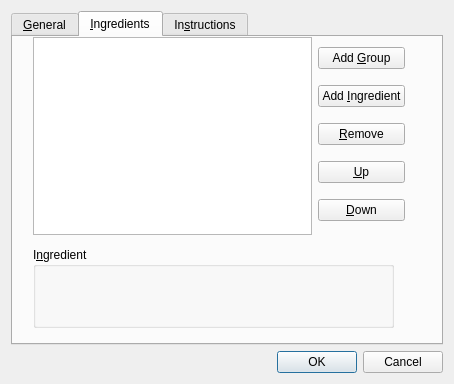
Before: the Qt Designer form anymeal/edit_dialog.ui in wedesoft/anymeal, drawn with Qt 5.
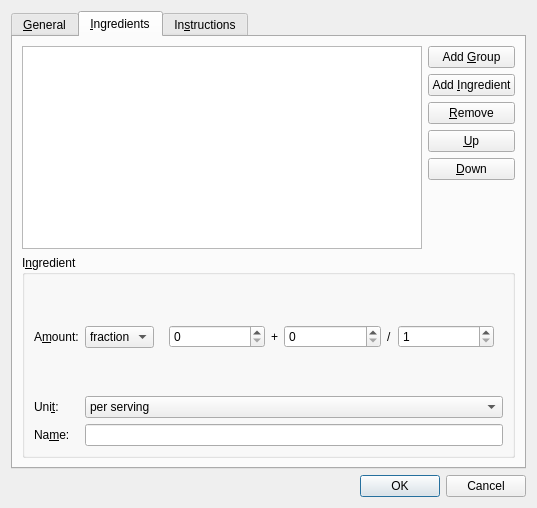
After: the same form once the commit is applied. The open tabs and pages were chosen to show the change. Icons and pictures are not drawn.

Diff of the .ui file:
```diff
--- a/anymeal/edit_dialog.ui
+++ b/anymeal/edit_dialog.ui
@@ -6,8 +6,8 @@
    <rect>
     <x>0</x>
     <y>0</y>
-    <width>454</width>
-    <height>384</height>
+    <width>537</width>
+    <height>508</height>
    </rect>
   </property>
   <property name="windowTitle">
@@ -108,81 +108,378 @@
       <attribute name="title">
        <string>&amp;Ingredients</string>
       </attribute>
-      <widget class="QGroupBox" name="ingredient_group">
-       <property name="geometry">
-        <rect>
-         <x>20</x>
-         <y>210</y>
-         <width>361</width>
-         <height>81</height>
-        </rect>
-       </property>
-       <property name="title">
-        <string>I&amp;ngredient</string>
-       </property>
-      </widget>
-      <widget class="QWidget" name="">
-       <property name="geometry">
-        <rect>
-         <x>20</x>
-         <y>0</y>
-         <width>372</width>
-         <height>198</height>
-        </rect>
-       </property>
-       <layout class="QHBoxLayout" name="horizontalLayout_2">
-        <item>
-         <widget class="QTreeView" name="ingredients_view"/>
-        </item>
-        <item>
-         <layout class="QVBoxLayout" name="verticalLayout_3">
-          <item>
-           <widget class="QPushButton" name="ingredient_group_button">
+      <layout class="QVBoxLayout" name="verticalLayout_4">
+       <item>
+        <layout class="QHBoxLayout" name="horizontalLayout_2">
+         <item>
+          <widget class="QTreeView" name="ingredients_view">
+           <property name="sizePolicy">
+            <sizepolicy hsizetype="Expanding" vsizetype="Expanding">
+             <horstretch>0</horstretch>
+             <verstretch>1</verstretch>
+            </sizepolicy>
+           </property>
+          </widget>
+         </item>
+         <item>
+          <layout class="QVBoxLayout" name="verticalLayout_3">
+           <item>
+            <widget class="QPushButton" name="ingredient_group_button">
+             <property name="text">
+              <string>Add &amp;Group</string>
+             </property>
+            </widget>
+           </item>
+           <item>
+            <widget class="QPushButton" name="ingredient_button">
+             <property name="text">
+              <string>Add &amp;Ingredient</string>
+             </property>
+            </widget>
+           </item>
+           <item>
+            <widget class="QPushButton" name="remove_button">
+             <property name="text">
+              <string>&amp;Remove</string>
+             </property>
+            </widget>
+           </item>
+           <item>
+            <widget class="QPushButton" name="ingredient_up_button">
+             <property name="text">
+              <string>&amp;Up</string>
+             </property>
+             <property name="icon">
+              <iconset resource="anymeal.qrc">
+               <normaloff>:/images/up.svg</normaloff>:/images/up.svg</iconset>
+             </property>
+            </widget>
+           </item>
+           <item>
+            <widget class="QPushButton" name="ingredient_down_button">
+             <property name="text">
+              <string>&amp;Down</string>
+             </property>
+             <property name="icon">
+              <iconset resource="anymeal.qrc">
+               <normaloff>:/images/down.svg</normaloff>:/images/down.svg</iconset>
+             </property>
+            </widget>
+           </item>
+           <item>
+            <spacer name="verticalSpacer_2">
+             <property name="orientation">
+              <enum>Qt::Vertical</enum>
+             </property>
+             <property name="sizeHint" stdset="0">
+              <size>
+               <width>20</width>
+               <height>40</height>
+              </size>
+             </property>
+            </spacer>
+           </item>
+          </layout>
+         </item>
+        </layout>
+       </item>
+       <item>
+        <widget class="QGroupBox" name="ingredient_group">
+         <property name="title">
+          <string>I&amp;ngredient</string>
+         </property>
+         <layout class="QGridLayout" name="gridLayout_2">
+          <item row="0" column="0">
+           <widget class="QLabel" name="amount_label">
             <property name="text">
-             <string>Add &amp;Group</string>
+             <string>A&amp;mount:</string>
             </property>
-           </widget>
-          </item>
-          <item>
-           <widget class="QPushButton" name="ingredient_button">
-            <property name="text">
-             <string>Add &amp;Ingredient</string>
+            <property name="buddy">
+             <cstring>amount_type_combo</cstring>
             </property>
            </widget>
           </item>
-          <item>
-           <widget class="QPushButton" name="remove_button">
-            <property name="text">
-             <string>&amp;Remove</string>
-            </property>
-           </widget>
+          <item row="0" column="1">
+           <layout class="QHBoxLayout" name="horizontalLayout_3">
+            <item>
+             <widget class="QComboBox" name="amount_type_combo">
+              <item>
+               <property name="text">
+                <string>fraction</string>
+               </property>
+              </item>
+              <item>
+               <property name="text">
+                <string>float</string>
+               </property>
+              </item>
+             </widget>
+            </item>
+            <item>
+             <widget class="QStackedWidget" name="amount_stack">
+              <property name="currentIndex">
+               <number>1</number>
+              </property>
+              <widget class="QWidget" name="fraction_page">
+               <layout class="QHBoxLayout" name="horizontalLayout_5">
+                <item>
+                 <widget class="QSpinBox" name="integer_spin">
+                  <property name="sizePolicy">
+                   <sizepolicy hsizetype="Minimum" vsizetype="Fixed">
+                    <horstretch>1</horstretch>
+                    <verstretch>0</verstretch>
+                   </sizepolicy>
+                  </property>
+                  <property name="maximum">
+                   <number>9999</number>
+                  </property>
+                 </widget>
+                </item>
+                <item>
+                 <widget class="QLabel" name="plus_label">
+                  <property name="text">
+                   <string>+</string>
+                  </property>
+                 </widget>
+                </item>
+                <item>
+                 <widget class="QSpinBox" name="numerator_spin">
+                  <property name="sizePolicy">
+                   <sizepolicy hsizetype="Minimum" vsizetype="Fixed">
+                    <horstretch>1</horstretch>
+                    <verstretch>0</verstretch>
+                   </sizepolicy>
+                  </property>
+                 </widget>
+                </item>
+                <item>
+                 <widget class="QLabel" name="divide_label">
+                  <property name="text">
+                   <string>/</string>
+                  </property>
+                 </widget>
+                </item>
+                <item>
+                 <widget class="QSpinBox" name="denominator_spin">
+                  <property name="sizePolicy">
+                   <sizepolicy hsizetype="Minimum" vsizetype="Fixed">
+                    <horstretch>1</horstretch>
+                    <verstretch>0</verstretch>
+                   </sizepolicy>
+                  </property>
+                  <property name="minimum">
+                   <number>1</number>
+                  </property>
+                 </widget>
+                </item>
+               </layout>
+              </widget>
+              <widget class="QWidget" name="float_page">
+               <layout class="QHBoxLayout" name="horizontalLayout_4">
+                <item>
+                 <widget class="QDoubleSpinBox" name="amount_spin">
+                  <property name="singleStep">
+                   <double>9999.000000000000000</double>
+                  </property>
+                 </widget>
+                </item>
+               </layout>
+              </widget>
+             </widget>
+            </item>
+           </layout>
           </item>
-          <item>
-           <widget class="QPushButton" name="ingredient_up_button">
+          <item row="1" column="0">
+           <widget class="QLabel" name="unit_label">
             <property name="text">
-             <string>&amp;Up</string>
+             <string>Uni&amp;t:</string>
             </property>
-            <property name="icon">
-             <iconset resource="anymeal.qrc">
-              <normaloff>:/images/up.svg</normaloff>:/images/up.svg</iconset>
+            <property name="buddy">
+             <cstring>unit_combo</cstring>
             </property>
            </widget>
           </item>
-          <item>
-           <widget class="QPushButton" name="ingredient_down_button">
+          <item row="1" column="1">
+           <widget class="QComboBox" name="unit_combo">
+            <item>
+             <property name="text">
+              <string>per serving</string>
+             </property>
+            </item>
+            <item>
+             <property name="text">
+              <string>small</string>
+             </property>
+            </item>
+            <item>
+             <property name="text">
+              <string>medium</string>
+             </property>
+            </item>
+            <item>
+             <property name="text">
+              <string>large</string>
+             </property>
+            </item>
+            <item>
+             <property name="text">
+              <string>can</string>
+             </property>
+            </item>
+            <item>
+             <property name="text">
+              <string>package</string>
+             </property>
+            </item>
+            <item>
+             <property name="text">
+              <string>pinch</string>
+             </property>
+            </item>
+            <item>
+             <property name="text">
+              <string>drop</string>
+             </property>
+            </item>
+            <item>
+             <property name="text">
+              <string>dash</string>
+             </property>
+            </item>
+            <item>
+             <property name="text">
+              <string>carton</string>
+             </property>
+            </item>
+            <item>
+             <property name="text">
+              <string>bunch</string>
+             </property>
+            </item>
+            <item>
+             <property name="text">
+              <string>slice</string>
+             </property>
+            </item>
+            <item>
+             <property name="text">
+              <string>each</string>
+             </property>
+            </item>
+            <item>
+             <property name="text">
+              <string>teaspoon</string>
+             </property>
+            </item>
+            <item>
+             <property name="text">
+              <string>tablespoon</string>
+             </property>
+            </item>
+            <item>
+             <property name="text">
+              <string>fluid ounce</string>
+             </property>
+            </item>
+            <item>
+             <property name="text">
+              <string>cup</string>
+             </property>
+            </item>
+            <item>
+             <property name="text">
+              <string>pint</string>
+             </property>
+            </item>
+            <item>
+             <property name="text">
+              <string>quart</string>
+             </property>
+            </item>
+            <item>
+             <property name="text">
+              <string>gallon</string>
+             </property>
+            </item>
+            <item>
+             <property name="text">
+              <string>ounce</string>
+             </property>
+            </item>
+            <item>
+             <property name="text">
+              <string>pound</string>
+             </property>
+            </item>
+            <item>
+             <property name="text">
+              <string>milliliter</string>
+             </property>
+            </item>
+            <item>
+             <property name="text">
+              <string>cubic cm</string>
+             </property>
+            </item>
+            <item>
+             <property name="text">
+              <string>centiliter</string>
+             </property>
+            </item>
+            <item>
+             <property name="text">
+              <string>deciliter</string>
+             </property>
+            </item>
+            <item>
+             <property name="text">
+              <string>liter</string>
+             </property>
+            </item>
+            <item>
+             <property name="text">
+              <string>milligram</string>
+             </property>
+            </item>
+            <item>
+             <property name="text">
+              <string>centigram</string>
+             </property>
+            </item>
+            <item>
+             <property name="text">
+              <string>decigram</string>
+             </property>
+            </item>
+            <item>
+             <property name="text">
+              <string>gram</string>
+             </property>
+            </item>
+            <item>
+             <property name="text">
+              <string>kilogram</string>
+             </property>
+            </item>
+           </widget>
+          </item>
+          <item row="2" column="0">
+           <widget class="QLabel" name="name_label">
             <property name="text">
-             <string>&amp;Down</string>
+             <string>Na&amp;me:</string>
             </property>
-            <property name="icon">
-             <iconset resource="anymeal.qrc">
-              <normaloff>:/images/down.svg</normaloff>:/images/down.svg</iconset>
+            <property name="buddy">
+             <cstring>name_edit</cstring>
             </property>
            </widget>
           </item>
+          <item row="2" column="1">
+           <widget class="QLineEdit" name="name_edit"/>
+          </item>
          </layout>
-        </item>
-       </layout>
-      </widget>
+        </widget>
+       </item>
+      </layout>
      </widget>
      <widget class="QWidget" name="instructions_tab">
       <attribute name="title">
```
Left out of the diff: 37 changed lines with no effect on the pictures.
